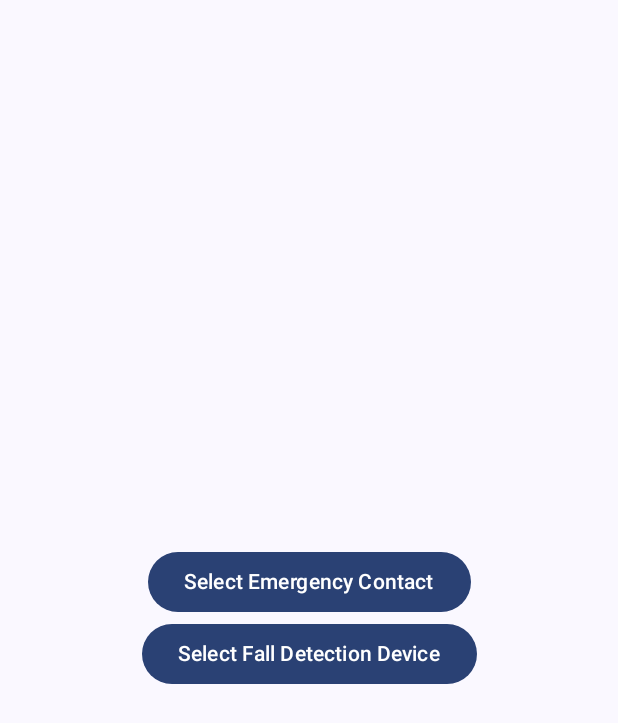
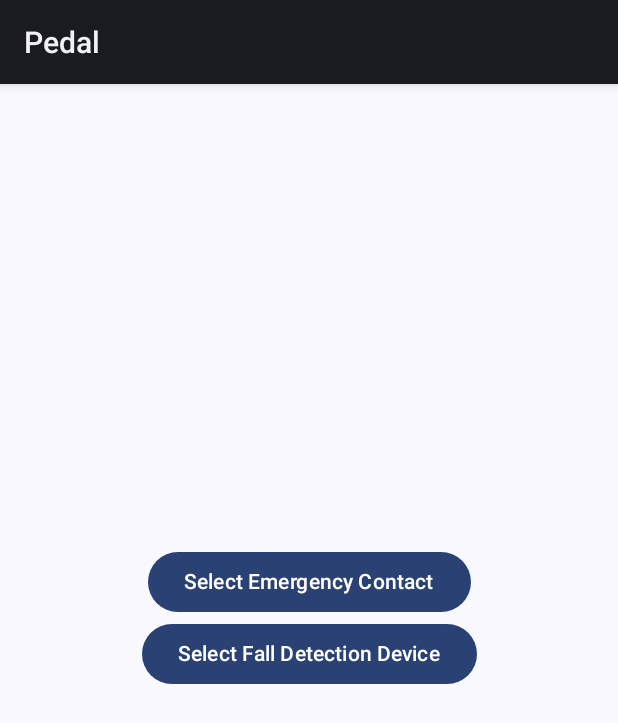
Before and after one commit to AarushLenka/Pedal, an Android app built with Jetpack Compose: the screen it shows after launch (MainActivity), on a phone screen of 412 x 824 dp. Shown: the top 723 px of the screen. Run offline under Robolectric (Android 15) with nearby library versions, the light colour scheme and no system bars.

Commit message:
updated app

```diff
--- a/app/src/main/AndroidManifest.xml
+++ b/app/src/main/AndroidManifest.xml
@@ -4,8 +4,6 @@
 
     <uses-permission android:name="android.permission.SEND_SMS"/>
     <uses-permission android:name="android.permission.CALL_PHONE"/>
-    <uses-permission android:name="android.permission.READ_PHONE_STATE"/>
-    <uses-permission android:name="android.permission.MODIFY_AUDIO_SETTINGS"/>
     <uses-permission android:name="android.permission.INTERNET"/>
     <uses-permission android:name="android.permission.FOREGROUND_SERVICE"/>
     <uses-permission android:name="android.permission.BLUETOOTH"/>
@@ -14,6 +12,7 @@
     <uses-permission android:name="android.permission.ACCESS_COARSE_LOCATION"/>
     <uses-permission android:name="android.permission.BLUETOOTH_CONNECT"/>
     <uses-permission android:name="android.permission.BLUETOOTH_SCAN"/>
+    <uses-permission android:name="android.permission.READ_CONTACTS"/>
 
 
     <uses-feature
@@ -28,7 +27,7 @@
         android:label="@string/app_name"
         android:roundIcon="@mipmap/ic_launcher_round"
         android:supportsRtl="true"
-        android:theme="@style/Theme.ResQCall"
+        android:theme="@style/Theme.Pedal"
         tools:targetApi="31">
 
         <activity
--- a/app/src/main/java/com/example/resqcall/MainActivity.kt
+++ b/app/src/main/java/com/example/pedal/MainActivity.kt
@@ -1,4 +1,4 @@
-package com.example.resqcall
+package com.example.pedal
 
 import android.Manifest
 import android.animation.ValueAnimator
@@ -49,7 +49,7 @@ import androidx.compose.ui.tooling.preview.Preview
 import androidx.compose.ui.unit.dp
 import androidx.core.app.ActivityCompat
 import androidx.core.content.ContextCompat
-import com.example.resqcall.ui.theme.ResQCallTheme
+import com.example.pedal.ui.theme.PedalTheme
 import java.io.IOException
 import java.io.InputStream
 import java.util.UUID
@@ -60,7 +60,7 @@ class MainActivity : ComponentActivity() {
     private var countdownTimer: CountDownTimer? = null
 
     // Bluetooth related variables
-    private val TAG = "ResQCallBluetooth"
+    private val TAG = "PedalBluetooth"
     private val SPP_UUID = UUID.fromString("00001101-0000-1000-8000-00805F9B34FB") // Standard SPP UUID
     private var bluetoothAdapter: BluetoothAdapter? = null
     private var bluetoothSocket: BluetoothSocket? = null
@@ -100,12 +100,12 @@ class MainActivity : ComponentActivity() {
         super.onCreate(savedInstanceState)
         enableEdgeToEdge()
         setContent {
-            ResQCallTheme {
+            PedalTheme {
                 Surface(
                     modifier = Modifier.fillMaxSize(),
                     color = MaterialTheme.colorScheme.background
                 ) {
-                    ResQCallApp(
+                    PedalApp(
                         onSelectContact = { selectContact() },
                         onSelectDevice = { selectBluetoothDevice() },
                         onStopSOS = { stopSOS() }
@@ -155,22 +155,7 @@ class MainActivity : ComponentActivity() {
 
         // Request permissions if needed
         if (permissionsToRequest.isNotEmpty()) {
-            ActivityCompat.requestPermissions(this, permissionsToRequest.toTypedArray(), PERMISSION_REQUEST_CODE)
-        }
-    }
-
-    override fun onRequestPermissionsResult(requestCode: Int, permissions: Array<out String>, grantResults: IntArray) {
-        super.onRequestPermissionsResult(requestCode, permissions, grantResults)
-
-        if (requestCode == PERMISSION_REQUEST_CODE) {
-            // Check if all permissions were granted
-            val allGranted = grantResults.isNotEmpty() && grantResults.all { it == PackageManager.PERMISSION_GRANTED }
-
-            if (allGranted) {
-                Toast.makeText(this, "All permissions granted", Toast.LENGTH_SHORT).show()
-            } else {
-                Toast.makeText(this, "Some permissions were denied. Location sharing may not work properly.", Toast.LENGTH_SHORT).show()
-            }
+            ActivityCompat.requestPermissions(this, permissionsToRequest.toTypedArray(), 100)
         }
     }
 
@@ -561,14 +546,10 @@ class MainActivity : ComponentActivity() {
         // Clean up media player
         countdownTimer?.cancel()
     }
-
-    companion object {
-        private const val PERMISSION_REQUEST_CODE = 100
-    }
 }
 
 @Composable
-fun ResQCallApp(onSelectContact: () -> Unit, onSelectDevice: () -> Unit, onStopSOS: () -> Unit) {
+fun PedalApp(onSelectContact: () -> Unit, onSelectDevice: () -> Unit, onStopSOS: () -> Unit) {
     var sosState by remember { mutableStateOf(false) }
     var timeLeft by remember { mutableStateOf(30) }
 
@@ -601,7 +582,7 @@ fun ResQCallApp(onSelectContact: () -> Unit, onSelectDevice: () -> Unit, onStopS
 @Preview(showBackground = true)
 @Composable
 fun DefaultPreview() {
-    ResQCallTheme {
-        ResQCallApp({}, {}, {})
+    PedalTheme {
+        PedalApp({}, {}, {})
     }
 }
--- a/app/src/main/java/com/example/resqcall/ui/theme/Color.kt
+++ b/app/src/main/java/com/example/pedal/ui/theme/Color.kt
@@ -1,4 +1,4 @@
-package com.example.resqcall.ui.theme
+package com.example.pedal.ui.theme
 
 import androidx.compose.ui.graphics.Color
 
--- a/app/src/main/java/com/example/resqcall/ui/theme/Theme.kt
+++ b/app/src/main/java/com/example/pedal/ui/theme/Theme.kt
@@ -1,4 +1,4 @@
-package com.example.resqcall.ui.theme
+package com.example.pedal.ui.theme
 
 import android.app.Activity
 import android.os.Build
@@ -38,7 +38,7 @@ private val LightColorScheme = lightColorScheme(
 )
 
 @Composable
-fun ResQCallTheme(
+fun PedalTheme(
     darkTheme: Boolean = isSystemInDarkTheme(),
     // Dynamic color is available on Android 12+
     dynamicColor: Boolean = true,
--- a/app/src/main/java/com/example/resqcall/ui/theme/Type.kt
+++ b/app/src/main/java/com/example/pedal/ui/theme/Type.kt
@@ -1,4 +1,4 @@
-package com.example.resqcall.ui.theme
+package com.example.pedal.ui.theme
 
 import androidx.compose.material3.Typography
 import androidx.compose.ui.text.TextStyle
--- a/app/src/main/res/mipmap-anydpi-v26/ic_launcher.xml
+++ /dev/null
@@ -1,5 +0,0 @@
-<?xml version="1.0" encoding="utf-8"?>
-<adaptive-icon xmlns:android="http://schemas.android.com/apk/res/android">
-    <background android:drawable="@color/ic_launcher_background"/>
-    <foreground android:drawable="@mipmap/ic_launcher_foreground"/>
-</adaptive-icon>
--- a/app/src/main/res/mipmap-anydpi-v26/ic_launcher_round.xml
+++ /dev/null
@@ -1,5 +0,0 @@
-<?xml version="1.0" encoding="utf-8"?>
-<adaptive-icon xmlns:android="http://schemas.android.com/apk/res/android">
-    <background android:drawable="@color/ic_launcher_background"/>
-    <foreground android:drawable="@mipmap/ic_launcher_foreground"/>
-</adaptive-icon>
--- a/app/src/main/res/values/colors.xml
+++ /dev/null
@@ -1,5 +0,0 @@
-<?xml version="1.0" encoding="utf-8"?>
-<resources>
-    <color name="black">#FF000000</color>
-    <color name="white">#FFFFFFFF</color>
-</resources>
--- a/app/src/main/res/values/themes.xml
+++ /dev/null
@@ -1,16 +0,0 @@
-<resources xmlns:tools="http://schemas.android.com/tools">
-    <!-- Base application theme. -->
-    <style name="Theme.ResQCall" parent="Theme.MaterialComponents.DayNight.DarkActionBar">
-        <!-- Primary brand color. -->
-        <item name="colorPrimary">@color/purple_500</item>
-        <item name="colorPrimaryVariant">@color/purple_700</item>
-        <item name="colorOnPrimary">@color/white</item>
-        <!-- Secondary brand color. -->
-        <item name="colorSecondary">@color/teal_200</item>
-        <item name="colorSecondaryVariant">@color/teal_700</item>
-        <item name="colorOnSecondary">@color/black</item>
-        <!-- Status bar color. -->
-        <item name="android:statusBarColor" tools:targetApi="l">?attr/colorPrimaryVariant</item>
-        <!-- Customize your theme here. -->
-    </style>
-</resources>
--- a/gradle.properties
+++ b/gradle.properties
@@ -10,7 +10,7 @@ org.gradle.jvmargs=-Xmx2048m -Dfile.encoding=UTF-8
 # When configured, Gradle will run in incubating parallel mode.
 # This option should only be used with decoupled projects. For more details, visit
 # https://developer.android.com/r/tools/gradle-multi-project-decoupled-projects
-# org.gradle.parallel=true
+org.gradle.parallel=true
 # AndroidX package structure to make it clearer which packages are bundled with the
 # Android operating system, and which are packaged with your app's APK
 # https://developer.android.com/topic/libraries/support-library/androidx-rn
@@ -21,3 +21,5 @@ kotlin.code.style=official
 # resources declared in the library itself and none from the library's dependencies,
 # thereby reducing the size of the R class for that library
 android.nonTransitiveRClass=true
+org.gradle.caching=true
+org.gradle.configureondemand=true
--- a/gradle/libs.versions.toml
+++ b/gradle/libs.versions.toml
@@ -1,6 +1,6 @@
 [versions]
 agp = "8.7.3"
-kotlin = "1.9.24"
+kotlin = "1.9.22"
 coreKtx = "1.15.0"
 junit = "4.13.2"
 junitVersion = "1.2.1"
```
Also changed, not shown: app/build.gradle (+15 -8 lines), app/src/main/res/xml/backup_rules.xml (deleted, +0 -13 lines), app/src/main/res/xml/data_extraction_rules.xml (deleted, +0 -19 lines), 2 other files.
